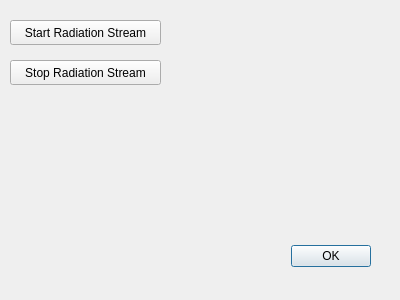
DomenicoM92/Nuclear-Energy-Plant-Radiations-, file energy_plant_radiation_module_dialog_base.ui: the form before one commit.
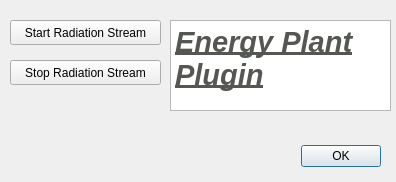
The form after the commit.

Commit message: update dialog plugin interface

The edit to the form file:
```diff
--- a/energy_plant_radiation_module_dialog_base.ui
+++ b/energy_plant_radiation_module_dialog_base.ui
@@ -6,8 +6,8 @@
    <rect>
     <x>0</x>
     <y>0</y>
-    <width>400</width>
-    <height>300</height>
+    <width>396</width>
+    <height>182</height>
    </rect>
   </property>
   <property name="windowTitle">
@@ -16,8 +16,8 @@
   <widget class="QDialogButtonBox" name="button_box">
    <property name="geometry">
     <rect>
-     <x>30</x>
-     <y>240</y>
+     <x>40</x>
+     <y>140</y>
      <width>341</width>
      <height>32</height>
     </rect>
@@ -55,6 +55,23 @@
     <string>Stop Radiation Stream</string>
    </property>
   </widget>
+  <widget class="QTextBrowser" name="textBrowser">
+   <property name="geometry">
+    <rect>
+     <x>170</x>
+     <y>20</y>
+     <width>221</width>
+     <height>91</height>
+    </rect>
+   </property>
+   <property name="html">
+    <string>&lt;!DOCTYPE HTML PUBLIC &quot;-//W3C//DTD HTML 4.0//EN&quot; &quot;http://www.w3.org/TR/REC-html40/strict.dtd&quot;&gt;
+&lt;html&gt;&lt;head&gt;&lt;meta name=&quot;qrichtext&quot; content=&quot;1&quot; /&gt;&lt;style type=&quot;text/css&quot;&gt;
+p, li { white-space: pre-wrap; }
+&lt;/style&gt;&lt;/head&gt;&lt;body style=&quot; font-family:'Noto Sans'; font-size:9pt; font-weight:400; font-style:normal;&quot;&gt;
+&lt;p style=&quot; margin-top:0px; margin-bottom:0px; margin-left:0px; margin-right:0px; -qt-block-indent:0; text-indent:0px;&quot;&gt;&lt;span style=&quot; font-size:22pt; font-weight:600; font-style:italic; text-decoration: underline; color:#555753;&quot;&gt;Energy Plant Plugin&lt;/span&gt;&lt;/p&gt;&lt;/body&gt;&lt;/html&gt;</string>
+   </property>
+  </widget>
  </widget>
  <resources/>
  <connections>
```
Left out of the diff: 4 changed lines with no effect on the pictures. The commit also changes 1 other file.
